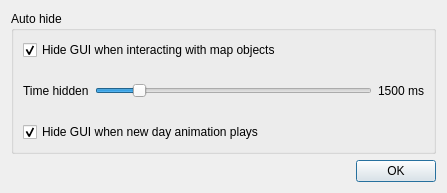
Before: the Qt Designer form forms/settingswindow.ui in darkness0710/tool_h3roviewer, drawn with Qt 5.
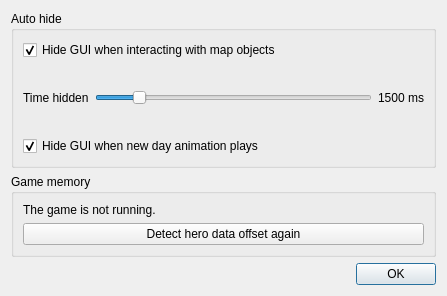
After: the same form once the commit is applied.

Commit message: Detect the hota.dll hero pointer offset at runtime

```diff
--- a/forms/settingswindow.ui
+++ b/forms/settingswindow.ui
@@ -7,13 +7,13 @@
     <x>0</x>
     <y>0</y>
     <width>447</width>
-    <height>193</height>
+    <height>296</height>
    </rect>
   </property>
   <property name="windowTitle">
    <string>Settings</string>
   </property>
-  <layout class="QVBoxLayout" name="verticalLayout" stretch="10,1">
+  <layout class="QVBoxLayout" name="verticalLayout" stretch="10,4,1">
    <item>
     <widget class="QGroupBox" name="groupBox">
      <property name="title">
@@ -80,6 +80,35 @@
      </layout>
     </widget>
    </item>
+   <item>
+    <widget class="QGroupBox" name="memoryGroupBox">
+     <property name="title">
+      <string>Game memory</string>
+     </property>
+     <layout class="QVBoxLayout" name="verticalLayout_3">
+      <item>
+       <widget class="QLabel" name="offsetStatusLabel">
+        <property name="text">
+         <string>The game is not running.</string>
+        </property>
+        <property name="wordWrap">
+         <bool>true</bool>
+        </property>
+       </widget>
+      </item>
+      <item>
+       <widget class="QPushButton" name="redetectOffsetsButton">
+        <property name="toolTip">
+         <string>H3roViewer finds the hero data offset by itself every time HotA changes hota.dll. Use this only if it settled on a wrong value: it forgets what it found and looks again.</string>
+        </property>
+        <property name="text">
+         <string>Detect hero data offset again</string>
+        </property>
+       </widget>
+      </item>
+     </layout>
+    </widget>
+   </item>
    <item>
     <widget class="QDialogButtonBox" name="buttonBox">
      <property name="orientation">
```
The commit also changes 11 other files.
